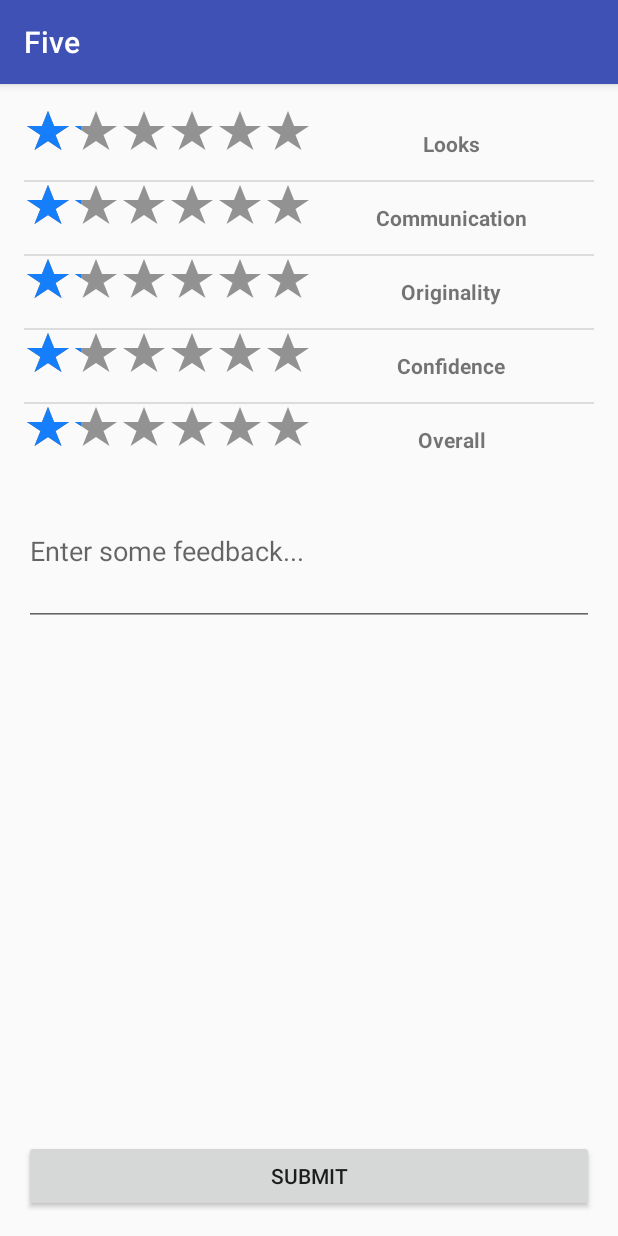
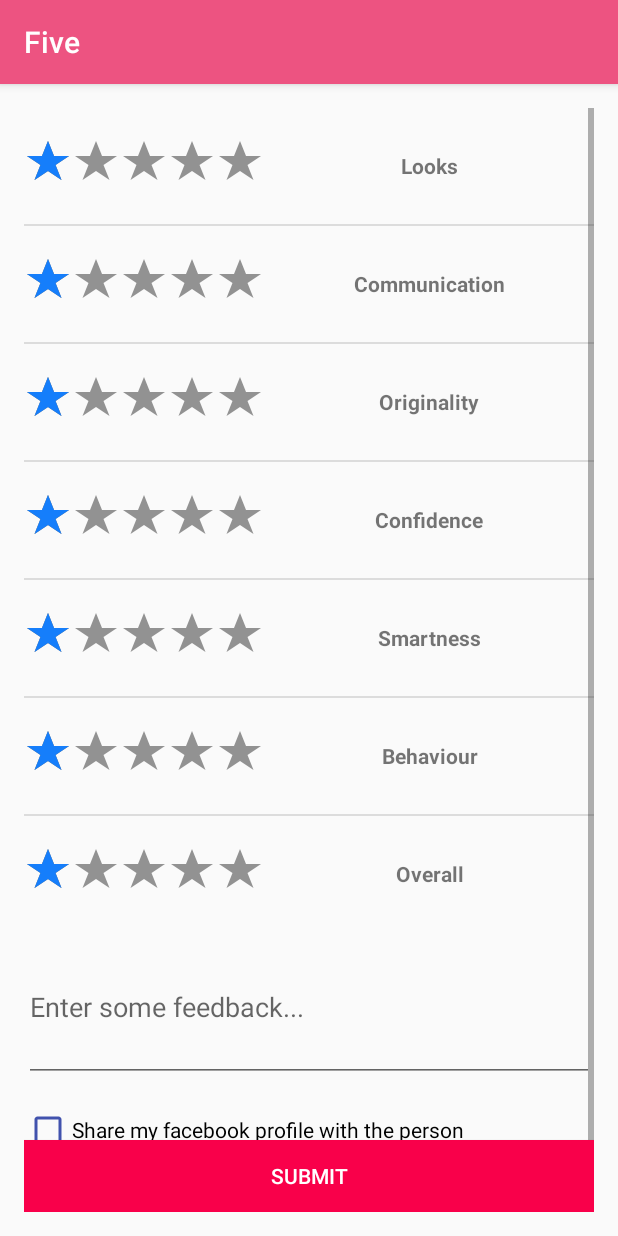
Before and after one commit to iamrahulyadav/five, an Android app: the RatingsActivity screen opened directly, with no data from a screen before it, on a phone screen of 412 x 824 dp. Run offline under Robolectric (Android 15) with nearby library versions, the phone set to English and light mode, and no system bars; our stand-ins replace Firebase (no records; nobody signed in at launch, a user with empty details on screens opened directly).

Commit message:
UI polish

```diff
--- a/app/build.gradle
+++ b/app/build.gradle
@@ -46,6 +46,7 @@ dependencies {
     compile 'com.opentok.android:opentok-android-sdk:2.10.1-REL-2782'
     compile 'com.mcxiaoke.volley:library:1.0.15@aar'
     testCompile 'junit:junit:4.12'
+    compile 'org.florescu.android.rangeseekbar:rangeseekbar-library:0.3.0'
 }
 
 
--- a/app/src/main/java/com/five/shubhamagarwal/five/activities/RatingsActivity.java
+++ b/app/src/main/java/com/five/shubhamagarwal/five/activities/RatingsActivity.java
@@ -5,25 +5,30 @@ import android.support.v7.app.AppCompatActivity;
 import android.view.View;
 import android.widget.ArrayAdapter;
 import android.widget.Button;
+import android.widget.CheckBox;
+import android.widget.CompoundButton;
 import android.widget.EditText;
 import android.widget.ListView;
 
 import com.five.shubhamagarwal.five.Adapters.RatingListViewAdapter;
 import com.five.shubhamagarwal.five.Models.RatingParameter;
 import com.five.shubhamagarwal.five.R;
+import com.five.shubhamagarwal.five.utils.Gen;
 import com.google.firebase.database.DatabaseReference;
 import com.google.firebase.database.FirebaseDatabase;
 
 import java.util.ArrayList;
-import java.util.Arrays;
 import java.util.HashMap;
 
 /**
  * Created by shubhamagrawal on 01/04/17.
  */
 
-public class RatingsActivity extends AppCompatActivity{
-    private ListView listView;
+public class RatingsActivity extends AppCompatActivity {
+    private ListView mlistView;
+    private CheckBox mshareCheckBox;
+    private EditText mfeedback, mshareMessage;
+
     private ArrayAdapter<RatingParameter> adapter;
     private ArrayList<RatingParameter> arrayList;
     private DatabaseReference mDatabase;
@@ -32,14 +37,20 @@ public class RatingsActivity extends AppCompatActivity{
     protected void onCreate(Bundle savedInstanceState) {
         super.onCreate(savedInstanceState);
         setContentView(R.layout.activity_ratings);
-        listView = (ListView)findViewById(R.id.list_view);
+
+        mlistView = (ListView) findViewById(R.id.list_view);
+        mshareCheckBox = (CheckBox) findViewById(R.id.share_checkbox);
+        mfeedback = (EditText) findViewById(R.id.feedback);
+        mshareMessage = (EditText) findViewById(R.id.share_message);
         setListData();
 
         mDatabase = FirebaseDatabase.getInstance().getReference();
         adapter = new RatingListViewAdapter(this, R.layout.item_listview, arrayList);
-        listView.setAdapter(adapter);
+        mlistView.setAdapter(adapter);
+        Gen.setListViewHeightBasedOnChildren(mlistView);
+
+
         final Button button = (Button) findViewById(R.id.submit);
-        final EditText feedback = (EditText) findViewById(R.id.feedback);
         // TODO: get userA and userB
         final String userA = "1234";
         final String userB = "2345";
@@ -47,12 +58,24 @@ public class RatingsActivity extends AppCompatActivity{
             public void onClick(View v) {
                 HashMap<String, Object> rating = new HashMap<>();
                 rating.put("giver", userB);
-                rating.put("feedback", feedback.getText().toString());
+                rating.put("feedback", mfeedback.getText().toString());
                 rating.put("ratingList", arrayList);
                 mDatabase.child("ratings").child(userA).setValue(rating);
 
             }
         });
+        mshareCheckBox.setOnCheckedChangeListener(new CompoundButton.OnCheckedChangeListener() {
+              @Override
+              public void onCheckedChanged(CompoundButton buttonView, boolean isChecked) {
+                  if(isChecked)
+                      mshareMessage.setVisibility(View.VISIBLE);
+                  else
+                      mshareMessage.setVisibility(View.GONE);
+              }
+          }
+        );
+
+
     }
 
     private void setListData() {
@@ -62,6 +85,9 @@ public class RatingsActivity extends AppCompatActivity{
         arrayList.add(new RatingParameter(1.0, "Communication"));
         arrayList.add(new RatingParameter(1, "Originality"));
         arrayList.add(new RatingParameter(1, "Confidence"));
+        arrayList.add(new RatingParameter(1, "Smartness"));
+        arrayList.add(new RatingParameter(1, "Behaviour"));
         arrayList.add(new RatingParameter(1, "Overall"));
+        Gen.setListViewHeightBasedOnChildren(mlistView);
     }
 }
--- a/app/src/main/java/com/five/shubhamagarwal/five/utils/Gen.java
+++ b/app/src/main/java/com/five/shubhamagarwal/five/utils/Gen.java
@@ -1,6 +1,10 @@
 package com.five.shubhamagarwal.five.utils;
 
 import android.content.Context;
+import android.view.View;
+import android.view.ViewGroup;
+import android.widget.ListAdapter;
+import android.widget.ListView;
 import android.widget.Toast;
 
 import java.util.Calendar;
@@ -24,4 +28,24 @@ public class Gen {
         seconds = seconds%60;
         return String.format("%02d:%02d:%02d", hour, min, seconds);
     }
+
+    public static void setListViewHeightBasedOnChildren(ListView listView) {
+        ListAdapter listAdapter = listView.getAdapter();
+        if (listAdapter == null) {
+            // pre-condition
+            return;
+        }
+
+        int totalHeight = 0;
+        for (int i = 0; i < listAdapter.getCount(); i++) {
+            View listItem = listAdapter.getView(i, null, listView);
+            listItem.measure(0, 0);
+            totalHeight += listItem.getMeasuredHeight();
+        }
+
+        ViewGroup.LayoutParams params = listView.getLayoutParams();
+        params.height = totalHeight + (listView.getDividerHeight() * (listAdapter.getCount() - 1));
+        listView.setLayoutParams(params);
+        listView.requestLayout();
+    }
 }
--- a/app/src/main/res/layout/activity_call.xml
+++ b/app/src/main/res/layout/activity_call.xml
@@ -24,7 +24,7 @@
         android:background="@color/colorPrimaryDark"
         app:layout_constraintBottom_toTopOf="@+id/action_button_container"
         app:layout_constraintRight_toRightOf="parent"
-        android:layout_marginRight="@dimen/activity_horizontal_margin"
+        android:layout_marginRight="@dimen/medium_margin"
         >
 
     </FrameLayout>
@@ -34,7 +34,7 @@
         android:layout_width="0dp"
         android:layout_height="wrap_content"
         app:layout_constraintBottom_toBottomOf="parent"
-        android:padding="@dimen/padding"
+        android:padding="@dimen/small_margin"
         app:layout_constraintRight_toRightOf="parent"
         app:layout_constraintLeft_toLeftOf="parent">
 
--- a/app/src/main/res/layout/activity_ratings.xml
+++ b/app/src/main/res/layout/activity_ratings.xml
@@ -3,28 +3,63 @@
     xmlns:tools="http://schemas.android.com/tools"
     android:layout_width="match_parent"
     android:layout_height="match_parent"
+    android:orientation="horizontal"
     android:paddingBottom="@dimen/activity_vertical_margin"
-    android:paddingLeft="@dimen/activity_horizontal_margin"
-    android:paddingRight="@dimen/activity_horizontal_margin"
+    android:paddingLeft="@dimen/medium_margin"
+    android:paddingRight="@dimen/medium_margin"
     android:paddingTop="@dimen/activity_vertical_margin"
     tools:context=".activities.LoginActivity">
+
+    <ScrollView
+        android:layout_width="match_parent"
+        android:layout_height="wrap_content">
+    <RelativeLayout
+        android:layout_width="match_parent"
+        android:layout_height="match_parent"
+        android:layout_marginBottom="50dp"
+        android:paddingBottom="50dp"
+        >
 
         <ListView
             android:id="@+id/list_view"
             android:layout_width="wrap_content"
-        android:layout_height="wrap_content"/>
+            android:layout_height="wrap_content"
+            />
 
         <EditText
-        android:layout_below="@id/list_view"
+            android:id="@+id/feedback"
             android:layout_width="match_parent"
             android:layout_height="100dp"
-        android:id="@+id/feedback"
-        android:hint="Enter some feedback..."
-        />
+            android:layout_below="@id/list_view"
+            android:hint="Enter some feedback..." />
+
+        <CheckBox
+            android:id="@+id/share_checkbox"
+            android:layout_width="wrap_content"
+            android:layout_height="wrap_content"
+            android:layout_below="@+id/feedback"
+            android:text="Share my facebook profile with the person"
+            android:layout_marginTop="@dimen/medium_margin"
+            android:theme="@style/MyCheckBox" />
+
+        <EditText
+            android:id="@+id/share_message"
+            android:layout_width="match_parent"
+            android:layout_height="100dp"
+            android:layout_below="@+id/share_checkbox"
+            android:visibility="gone"
+            android:hint="Write a message for the person..."/>
+
+    </RelativeLayout>
+    </ScrollView>
         <Button
+            android:id="@+id/submit"
             android:layout_width="match_parent"
             android:layout_height="wrap_content"
-        android:id="@+id/submit"
+            android:layout_alignParentBottom="true"
+            android:background="@color/colorPrimaryDark"
             android:text="Submit"
-        android:layout_alignParentBottom="true"/>
+            android:textColor="@color/white" />
+
+
 </RelativeLayout>
--- a/app/src/main/res/layout/item_listview.xml
+++ b/app/src/main/res/layout/item_listview.xml
@@ -8,11 +8,10 @@
     <RatingBar
         android:id="@+id/rate_img"
         style="@style/ratingBarStyle"
-        android:layout_width="0dp"
+        android:layout_width="wrap_content"
         android:layout_height="wrap_content"
-        android:layout_weight="0.5"
-        android:maxWidth="20dp"
-        android:minWidth="20dp"
+        android:maxWidth="15dp"
+        android:minWidth="15dp"
         android:numStars="5"
         android:stepSize="1" />
 
--- a/app/src/main/res/values/colors.xml
+++ b/app/src/main/res/values/colors.xml
@@ -1,9 +1,11 @@
 <?xml version="1.0" encoding="utf-8"?>
 <resources>
-    <color name="colorPrimary">#3f51b5</color>
-    <color name="colorPrimaryDark">#303F9F</color>
+    <color name="colorPrimary">#ed5381</color>
+    <color name="colorPrimaryDark">#f9004a</color>
+    <color name="colorPrimaryLight">#f98cac</color>
     <color name="colorAccent">#fd0d00</color>
-    <color name="publisher_border_color">#FFFFFF</color>
+    <color name="white">#FFFFFF</color>
     <color name="light_gray">#DCDCDC</color>
     <color name="dark_gray">#696969</color>
+    <color name="indigo">#4152ad</color>
 </resources>
--- a/app/src/main/res/values/styles.xml
+++ b/app/src/main/res/values/styles.xml
@@ -15,8 +15,17 @@
 
     <style name="ratingBarStyle" parent="@android:style/Widget.RatingBar">
         <item name="android:progressDrawable">@drawable/ratingbar_drawable</item>
-        <item name="android:minHeight">48dip</item>
-        <item name="android:maxHeight">48dip</item>
+        <item name="android:layout_marginTop">20dp</item>
+    </style>
+
+    <style name="MyCheckBox" parent="Theme.AppCompat.Light">
+        <item name="colorControlNormal">@color/indigo</item>
+        <item name="colorControlActivated">@color/colorPrimary</item>
+    </style>
+
+    <style name="HeaderStyle">
+        <item name="android:textSize">@dimen/header_size</item>
+        <item name="android:layout_marginBottom">@dimen/medium_margin</item>
     </style>
 
     <style name="AppTheme.AppBarOverlay" parent="ThemeOverlay.AppCompat.Dark.ActionBar" />
```
Also changed, not shown: app/src/main/java/com/five/shubhamagarwal/five/activities/FiltersActivity.java (+40 -24 lines), app/src/main/res/drawable/custom_slider_thumb.xml (added, +8 -0 lines), app/src/main/res/layout/activity_chat.xml (deleted, +0 -28 lines), app/src/main/res/layout/activity_filters.xml (+142 -112 lines), app/src/main/res/values/dimens.xml (+8 -2 lines). Lines whose indentation alone changed are shown as unchanged.
